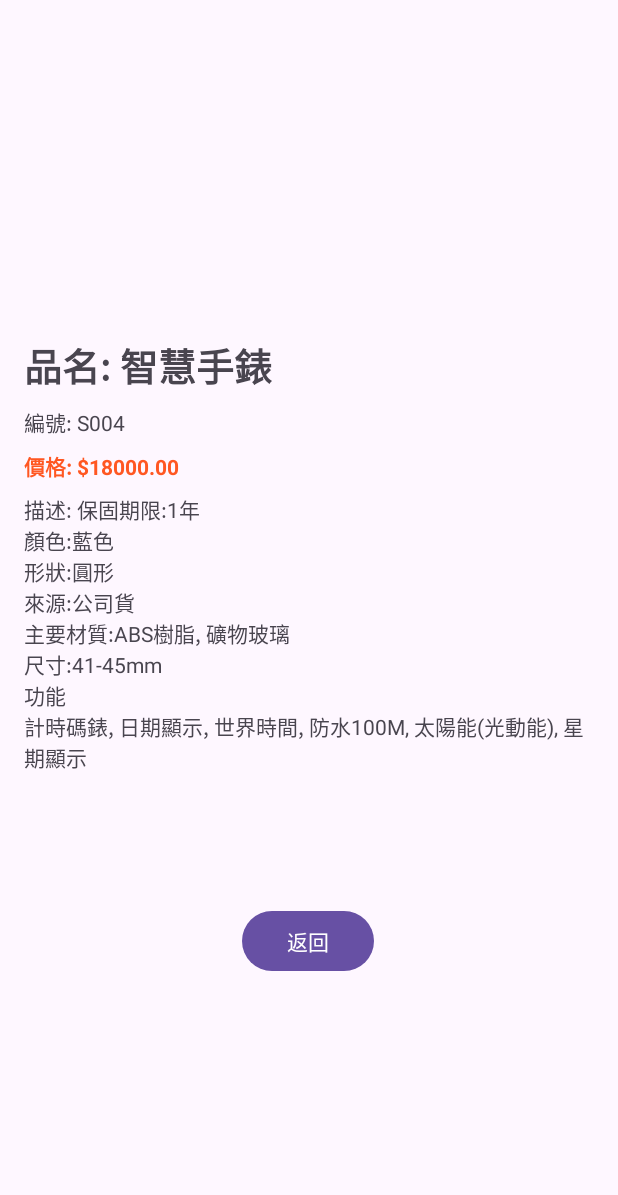
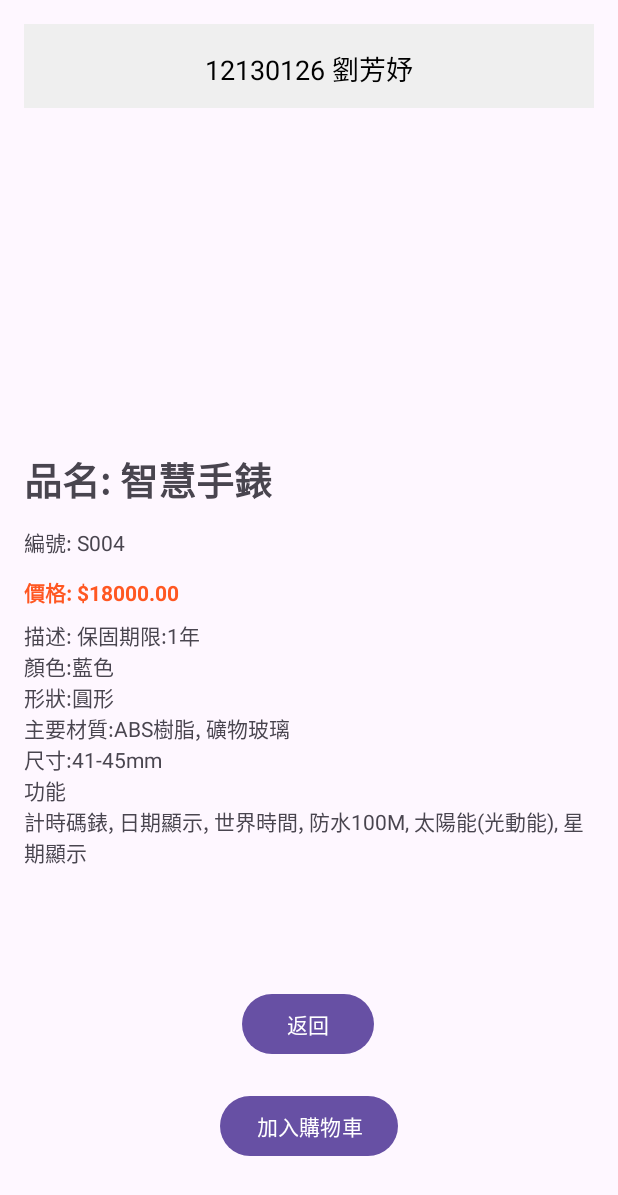
Before and after one commit to kk3131/APP, an Android app: the screen it shows after launch (SecondActivity), after a tap on "智慧手錶", on a phone screen of 412 x 824 dp. Shown: the top 1195 px of the screen. Run offline under Robolectric (Android 15) with nearby library versions, the light colour scheme and no system bars.

Commit message:
實作10個3C產品，點擊之後可到該商品介面，有兩個按鈕:返回和加入購物車，點擊加入購物車有Toast顯示訊息

```diff
--- a/APPFinaltest/app/src/main/java/com/example/appfinaltest/JSONUtils.java
+++ b/APPFinaltest/app/src/main/java/com/example/appfinaltest/JSONUtils.java
@@ -1,5 +1,4 @@
 package com.example.appfinaltest;
-
 
 import android.content.Context;
 import org.json.JSONArray;
@@ -14,7 +13,7 @@ public class JSONUtils {
     public static List<MyListData> loadProducts(Context context) {
         List<MyListData> productList = new ArrayList<>();
         try {
-            InputStream is = context.getAssets().open("products.json");
+            InputStream is = context.getAssets().open("12130126_json.json");
             int size = is.available();
             byte[] buffer = new byte[size];
             is.read(buffer);
--- a/APPFinaltest/app/src/main/java/com/example/appfinaltest/MyListData.java
+++ b/APPFinaltest/app/src/main/java/com/example/appfinaltest/MyListData.java
@@ -6,7 +6,7 @@ public class MyListData {
     private String description; // 商品描述
     private String productId;   // 商品編號
     private double price;       // 商品價格
-    private  String test;
+    private  String test;       // 評價
 
     public MyListData(String name, int imageId, String description, String productId, double price,String test) {
         this.name = name;
--- a/APPFinaltest/app/src/main/java/com/example/appfinaltest/SecondActivity.java
+++ b/APPFinaltest/app/src/main/java/com/example/appfinaltest/SecondActivity.java
@@ -1,9 +1,11 @@
 package com.example.appfinaltest;
 
+import android.content.Intent;
 import android.os.Bundle;
 import android.widget.Button;
 import android.widget.ImageView;
 import android.widget.TextView;
+import android.widget.Toast;
 import androidx.appcompat.app.AppCompatActivity;
 
 public class SecondActivity extends AppCompatActivity {
@@ -13,31 +15,36 @@ public class SecondActivity extends AppCompatActivity {
         super.onCreate(savedInstanceState);
         setContentView(R.layout.activity_second);
 
-        // 接收從 MainActivity 傳遞過來的數據
+
         String name = getIntent().getStringExtra("name");
         String productId = getIntent().getStringExtra("productId");
         String description = getIntent().getStringExtra("description");
         double price = getIntent().getDoubleExtra("price", 0.0);
         int imageId = getIntent().getIntExtra("imageId", 0);
+        String studentInfo = getIntent().getStringExtra("studentInfo");
 
-        // 綁定視圖
+
         TextView nameTextView = findViewById(R.id.nameTextView);
         TextView productIdTextView = findViewById(R.id.productIdTextView);
         TextView priceTextView = findViewById(R.id.priceTextView);
         TextView descriptionTextView = findViewById(R.id.descriptionTextView);
+        TextView studentInfoTextView = findViewById(R.id.student_info);
         ImageView productImageView = findViewById(R.id.productImageView);
         Button backButton = findViewById(R.id.backButton);
+        Button addToCartButton = findViewById(R.id.addToCartButton);
 
-        // 設定資料到視圖
+
         nameTextView.setText("品名: " + name);
         productIdTextView.setText("編號: " + productId);
         priceTextView.setText(String.format("價格: $%.2f", price));
         descriptionTextView.setText("描述: " + description);
+        studentInfoTextView.setText("12130126 劉芳妤");
         productImageView.setImageResource(imageId);
 
-        // 返回按鈕點擊事件
-        backButton.setOnClickListener(v -> {
-            // 結束當前活動，返回到上一個活動
+        backButton.setOnClickListener(v -> finish());
+        addToCartButton.setOnClickListener(v -> {
+
+            Toast.makeText(this, name + " 產品已經被加入購物車", Toast.LENGTH_SHORT).show();
             finish();
         });
     }
--- a/APPFinaltest/app/src/main/res/layout/activity_second.xml
+++ b/APPFinaltest/app/src/main/res/layout/activity_second.xml
@@ -1,77 +1,101 @@
-<?xml version="1.0" encoding="utf-8"?>
 <androidx.constraintlayout.widget.ConstraintLayout
     xmlns:android="http://schemas.android.com/apk/res/android"
     xmlns:app="http://schemas.android.com/apk/res-auto"
+    xmlns:tools="http://schemas.android.com/tools"
     android:layout_width="match_parent"
     android:layout_height="match_parent"
     android:padding="16dp">
 
-    <!-- 商品圖片 -->
+
     <ImageView
         android:id="@+id/productImageView"
         android:layout_width="200dp"
         android:layout_height="200dp"
-        android:layout_marginBottom="16dp"
+        android:layout_marginTop="64dp"
+        android:contentDescription="Product Image"
+        app:layout_constraintEnd_toEndOf="parent"
+        app:layout_constraintHorizontal_bias="0.497"
+        app:layout_constraintStart_toStartOf="parent"
+        app:layout_constraintTop_toTopOf="parent" />
+
+    <TextView
+        android:id="@+id/student_info"
+        android:layout_width="match_parent"
+        android:layout_height="56dp"
+        android:text="12130126 劉芳妤"
+        android:textColor="#000000"
+        android:textSize="18sp"
+        android:gravity="center"
+        android:background="#EFEFEF"
+        android:padding="16dp"
         app:layout_constraintTop_toTopOf="parent"
         app:layout_constraintStart_toStartOf="parent"
-        app:layout_constraintEnd_toEndOf="parent"
-        android:contentDescription="Product Image" />
+        app:layout_constraintEnd_toEndOf="parent" />
 
-    <!-- 商品名稱 -->
     <TextView
         android:id="@+id/nameTextView"
         android:layout_width="0dp"
         android:layout_height="wrap_content"
+        android:layout_marginTop="20dp"
         android:text="商品名稱"
         android:textSize="25sp"
         android:textStyle="bold"
-        app:layout_constraintTop_toBottomOf="@id/productImageView"
+        app:layout_constraintEnd_toEndOf="parent"
+        app:layout_constraintHorizontal_bias="0.0"
         app:layout_constraintStart_toStartOf="parent"
-        app:layout_constraintEnd_toEndOf="parent"
-        android:layout_marginTop="8dp" />
+        app:layout_constraintTop_toBottomOf="@+id/productImageView" />
 
-    <!-- 商品編號 -->
     <TextView
         android:id="@+id/productIdTextView"
         android:layout_width="0dp"
         android:layout_height="wrap_content"
+        android:layout_marginTop="12dp"
         android:text="商品編號"
-        app:layout_constraintTop_toBottomOf="@id/nameTextView"
+        app:layout_constraintEnd_toEndOf="parent"
+        app:layout_constraintHorizontal_bias="0.0"
         app:layout_constraintStart_toStartOf="parent"
-        app:layout_constraintEnd_toEndOf="parent"
-        android:layout_marginTop="8dp" />
-
-    <!-- 商品價格 -->
-
-    <!-- 商品描述 -->
-    <TextView
-        android:id="@+id/priceTextView"
-        android:layout_width="0dp"
-        android:layout_height="wrap_content"
-        android:layout_marginTop="8dp"
-        android:text="價格"
-        android:textColor="#FF5722"
-        android:textStyle="bold"
-        app:layout_constraintEnd_toEndOf="parent"
-        app:layout_constraintHorizontal_bias="1.0"
-        app:layout_constraintStart_toStartOf="parent"
-        app:layout_constraintTop_toBottomOf="@id/productIdTextView" />
+        app:layout_constraintTop_toBottomOf="@id/nameTextView" />
 
     <TextView
         android:id="@+id/descriptionTextView"
         android:layout_width="0dp"
         android:layout_height="wrap_content"
+        android:layout_marginTop="8dp"
         android:text="商品描述"
-        app:layout_constraintTop_toBottomOf="@id/priceTextView"
+        app:layout_constraintEnd_toEndOf="parent"
+        app:layout_constraintHorizontal_bias="0.0"
         app:layout_constraintStart_toStartOf="parent"
+        app:layout_constraintTop_toBottomOf="@id/priceTextView" />
+
+    <TextView
+        android:id="@+id/priceTextView"
+        android:layout_width="0dp"
+        android:layout_height="wrap_content"
+        android:layout_marginTop="12dp"
+        android:text="價格"
+        android:textColor="#FF5722"
+        android:textStyle="bold"
         app:layout_constraintEnd_toEndOf="parent"
-        android:layout_marginTop="8dp" />
+        app:layout_constraintHorizontal_bias="0.0"
+        app:layout_constraintStart_toStartOf="parent"
+        app:layout_constraintTop_toBottomOf="@id/productIdTextView" />
+
+
+    <Button
+        android:id="@+id/addToCartButton"
+        android:layout_width="wrap_content"
+        android:layout_height="wrap_content"
+        android:layout_marginTop="20dp"
+        android:text="加入購物車"
+        app:layout_constraintEnd_toEndOf="parent"
+        app:layout_constraintStart_toStartOf="parent"
+        app:layout_constraintTop_toBottomOf="@id/backButton" />
 
     <Button
         android:id="@+id/backButton"
         android:layout_width="wrap_content"
         android:layout_height="wrap_content"
-        android:layout_marginTop="88dp"
+        android:layout_marginTop="80dp"
         android:text="返回"
         app:layout_constraintEnd_toEndOf="parent"
         app:layout_constraintHorizontal_bias="0.498"
```
Also changed, not shown: APPFinaltest/app/src/main/assets/12130126_json.json (added, +84 -0 lines), APPFinaltest/app/src/main/assets/products.json (deleted, +0 -39 lines), APPFinaltest/app/src/main/res/layout/activity_main.xml (+23 -7 lines).
